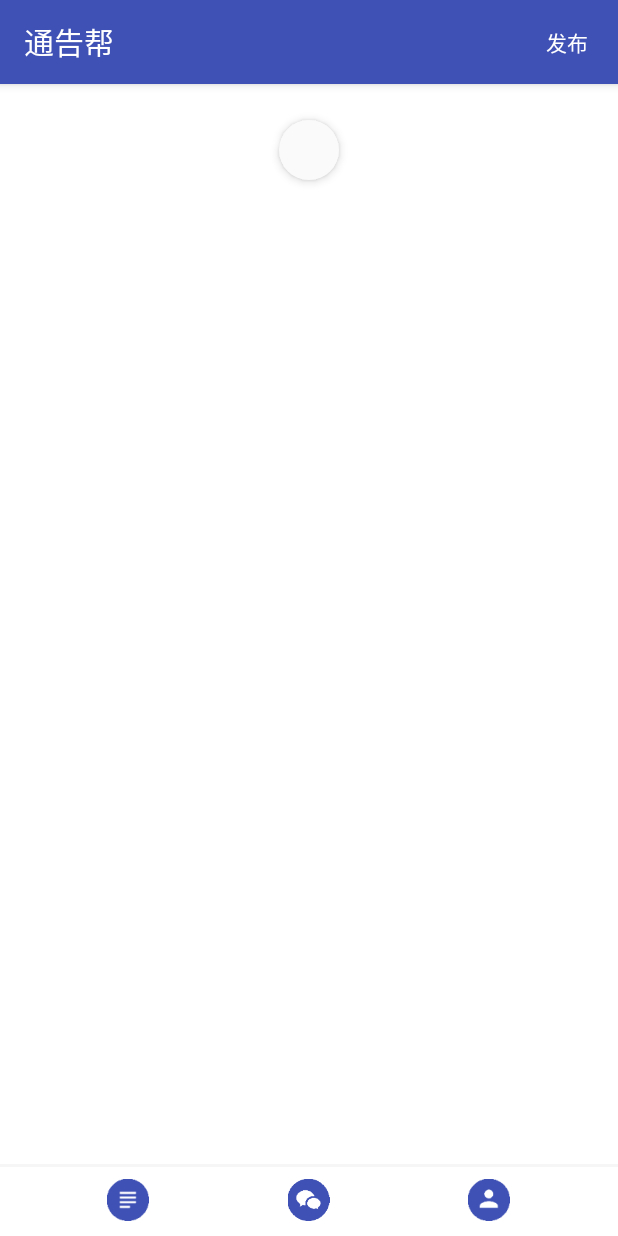
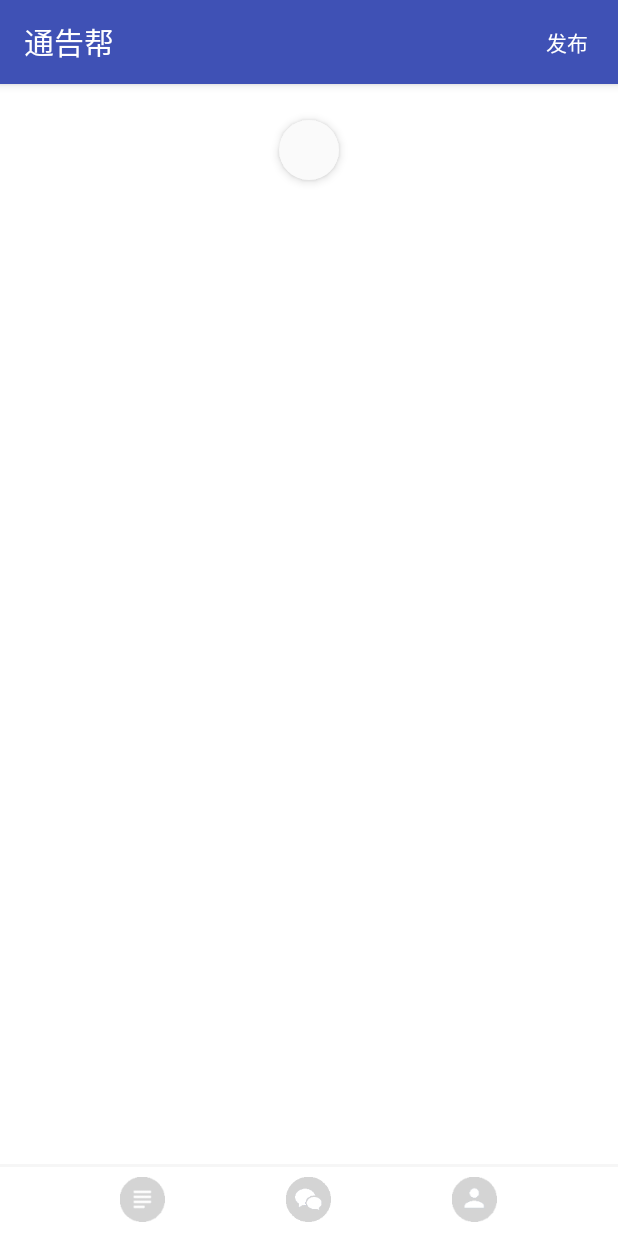
Before and after one commit to liuhaijin/TGBAndroidapp, an Android app: the screen it shows after launch (MainActivity), on a phone screen of 412 x 824 dp. Run offline under Robolectric (Android 15) with nearby library versions, the phone set to English and light mode, and no system bars; our stand-ins replace ButterKnife; 1 statement that could not run was skipped.

Commit message:
daily update

```diff
--- a/app/src/main/java/com/tgb/activiys/MainActivity.java
+++ b/app/src/main/java/com/tgb/activiys/MainActivity.java
@@ -1,18 +1,15 @@
 package com.tgb.activiys;
 
-import android.app.ProgressDialog;
-import android.content.Intent;
 import android.os.Bundle;
 import android.os.Handler;
 import android.os.Message;
-import android.provider.Settings;
 import android.support.v4.widget.SwipeRefreshLayout;
 import android.support.v7.widget.LinearLayoutManager;
 import android.support.v7.widget.RecyclerView;
 import android.support.v7.widget.Toolbar;
 import android.util.Log;
 import android.view.View;
-import android.widget.TextView;
+import android.widget.RadioButton;
 
 import com.google.gson.Gson;
 import com.google.gson.GsonBuilder;
@@ -21,14 +18,10 @@ import com.tgb.adapter.RecyclerViewAdapter;
 import com.tgb.app.AppProfile;
 import com.tgb.base.BaseActivity;
 import com.tgb.model.Notice;
-import com.tgb.service.ConnectService;
 import com.tgb.service.NoticeService;
 
 import java.util.ArrayList;
-import java.util.Date;
-import java.util.HashMap;
 import java.util.List;
-import java.util.Map;
 import java.util.concurrent.TimeUnit;
 
 import butterknife.ButterKnife;
@@ -47,6 +40,12 @@ public class MainActivity extends BaseActivity {
     RecyclerView recyclerView;
     @InjectView(R.id.SwipeRefreshLayout)
     SwipeRefreshLayout swipeRefreshLayout;
+    @InjectView(R.id.rb_notice)
+    RadioButton rb_notice;
+    @InjectView(R.id.rb_chat)
+    RadioButton rb_chat;
+    @InjectView(R.id.rb_me)
+    RadioButton rb_me;
 
     boolean isLoading;
     private List<Notice> data = new ArrayList<Notice>();
@@ -57,7 +56,7 @@ public class MainActivity extends BaseActivity {
     @Override
     public void onCreate(Bundle savedInstanceState) {
         super.onCreate(savedInstanceState);
-        setContentView(R.layout.activity_notice);
+        setContentView(R.layout.activity_main);
         ButterKnife.inject(this);
         initView();
         initData();
@@ -133,6 +132,9 @@ public class MainActivity extends BaseActivity {
 
             }
         });
+        rb_notice.setOnClickListener(new TabBarButton_Click());
+        rb_chat.setOnClickListener(new TabBarButton_Click());
+        rb_me.setOnClickListener(new TabBarButton_Click());
     }
 
 
@@ -166,6 +168,15 @@ public class MainActivity extends BaseActivity {
 
 //        String androidId = Settings.Secure.getString(this.getContentResolver(), Settings.Secure.ANDROID_ID);
 //        Log.i("androidId", androidId);
+    }
+
+    private class TabBarButton_Click implements View.OnClickListener {
+
+        @Override
+        public void onClick(View v) {
+            String tag = v.getTag().toString();
+            Log.i("TabBarButton_Click", tag);
+        }
     }
 
     public Handler handler = new Handler(){
--- /dev/null
+++ b/app/src/main/java/com/tgb/fragment/NoticeFragment.java
@@ -0,0 +1,12 @@
+package com.tgb.fragment;
+
+
+import android.support.v4.app.Fragment;
+
+/**
+ * Created by lenovo on 2017/4/17.
+ */
+
+public class NoticeFragment extends Fragment {
+
+}
--- /dev/null
+++ b/app/src/main/res/drawable/tab_chat_selector.xml
@@ -0,0 +1,5 @@
+<?xml version="1.0" encoding="utf-8"?>
+<selector xmlns:android="http://schemas.android.com/apk/res/android">
+    <item android:state_checked="true" android:drawable="@mipmap/ic_chat_light" ></item>
+    <item android:drawable="@mipmap/ic_chat_dark"/>
+</selector>
--- /dev/null
+++ b/app/src/main/res/drawable/tab_me_selector.xml
@@ -0,0 +1,5 @@
+<?xml version="1.0" encoding="utf-8"?>
+<selector xmlns:android="http://schemas.android.com/apk/res/android">
+    <item android:state_checked="true" android:drawable="@mipmap/ic_me_light" ></item>
+    <item android:drawable="@mipmap/ic_me_dark"/>
+</selector>
--- /dev/null
+++ b/app/src/main/res/drawable/tab_notice_selector.xml
@@ -0,0 +1,5 @@
+<?xml version="1.0" encoding="utf-8"?>
+<selector xmlns:android="http://schemas.android.com/apk/res/android">
+    <item android:state_checked="true" android:drawable="@mipmap/ic_notice_light" ></item>
+    <item android:drawable="@mipmap/ic_notice_dark"/>
+</selector>
--- a/app/src/main/res/layout/activity_main.xml
+++ b/app/src/main/res/layout/activity_main.xml
@@ -1,17 +1,137 @@
 <?xml version="1.0" encoding="utf-8"?>
-<RelativeLayout xmlns:android="http://schemas.android.com/apk/res/android"
-    xmlns:tools="http://schemas.android.com/tools"
-    android:id="@+id/activity_main"
+<android.support.design.widget.CoordinatorLayout xmlns:android="http://schemas.android.com/apk/res/android"
+    xmlns:app="http://schemas.android.com/apk/res-auto"
     android:layout_width="match_parent"
     android:layout_height="match_parent"
-    android:paddingBottom="@dimen/activity_vertical_margin"
-    android:paddingLeft="@dimen/activity_horizontal_margin"
-    android:paddingRight="@dimen/activity_horizontal_margin"
-    android:paddingTop="@dimen/activity_vertical_margin"
-    tools:context="com.tgb.activiys.MainActivity">
+    android:background="@android:color/white"
+    android:orientation="vertical"
+   >
 
-    <TextView
-        android:layout_width="wrap_content"
-        android:layout_height="wrap_content"
-        android:text="在这里编写通告列表，用我给你的GitHub资源" />
-</RelativeLayout>
+    <include layout="@layout/toolbar" />
+
+    <android.support.v4.widget.SwipeRefreshLayout
+        android:id="@+id/SwipeRefreshLayout"
+        android:layout_width="match_parent"
+        android:layout_height="match_parent"
+        app:layout_behavior="@string/appbar_scrolling_view_behavior">
+
+        <android.support.v7.widget.RecyclerView
+            android:id="@+id/recyclerView"
+            android:layout_width="match_parent"
+            android:layout_height="match_parent"
+            android:scrollbars="vertical">
+
+        </android.support.v7.widget.RecyclerView>
+
+    </android.support.v4.widget.SwipeRefreshLayout>
+
+    <RelativeLayout
+        android:layout_width="match_parent"
+        android:layout_height="48dp"
+        android:layout_gravity="bottom"
+        app:layout_behavior="com.tgb.widget.TabBehavior"
+        android:background="@color/white">
+
+        <View
+            android:layout_width="match_parent"
+            android:layout_height="2dp"
+            android:background="#88eeeeee"/>
+
+        <RadioGroup
+            android:layout_width="match_parent"
+            android:layout_height="wrap_content"
+            android:layout_centerInParent="true"
+            android:gravity="center"
+            android:orientation="horizontal">
+
+            <View
+                android:layout_width="0dp"
+                android:layout_height="match_parent"
+                android:layout_weight="1"/>
+            <RadioButton
+                android:id="@+id/rb_notice"
+                android:tag="notice"
+                android:layout_width="30dp"
+                android:layout_height="30dp"
+                android:layout_alignParentStart="true"
+                android:layout_centerVertical="true"
+                android:background="@drawable/tab_notice_selector"
+                android:button="@null"/>
+            <View
+                android:layout_width="0dp"
+                android:layout_height="match_parent"
+                android:layout_weight="1"/>
+            <RadioButton
+                android:id="@+id/rb_chat"
+                android:tag="chat"
+                android:layout_width="30dp"
+                android:layout_height="30dp"
+                android:layout_centerInParent="true"
+                android:background="@drawable/tab_chat_selector"
+                android:button="@null"/>
+            <View
+                android:layout_width="0dp"
+                android:layout_height="match_parent"
+                android:layout_weight="1"/>
+            <RadioButton
+                android:id="@+id/rb_me"
+                android:tag="me"
+                android:layout_width="30dp"
+                android:layout_height="30dp"
+                android:layout_alignParentEnd="true"
+                android:layout_centerVertical="true"
+                android:background="@drawable/tab_me_selector"
+                android:button="@null"/>
+            <View
+                android:layout_width="0dp"
+                android:layout_height="match_parent"
+                android:layout_weight="1"/>
+
+        </RadioGroup>
+
+        <!--<LinearLayout-->
+            <!--android:layout_width="match_parent"-->
+            <!--android:layout_height="wrap_content"-->
+            <!--android:orientation="horizontal">-->
+            <!--<View-->
+                <!--android:layout_width="0dp"-->
+                <!--android:layout_height="match_parent"-->
+                <!--android:layout_weight="1"/>-->
+            <!--<ImageView-->
+                <!--android:layout_width="wrap_content"-->
+                <!--android:layout_height="wrap_content"-->
+                <!--android:layout_margin="10dp"-->
+                <!--android:layout_alignParentStart="true"-->
+                <!--android:layout_centerVertical="true"-->
+                <!--android:src="@mipmap/ic_notice_light"/>-->
+            <!--<View-->
+                <!--android:layout_width="0dp"-->
+                <!--android:layout_height="match_parent"-->
+                <!--android:layout_weight="1"/>-->
+            <!--<ImageView-->
+                <!--android:layout_width="wrap_content"-->
+                <!--android:layout_height="wrap_content"-->
+                <!--android:layout_centerInParent="true"-->
+                <!--android:layout_margin="10dp"-->
+                <!--android:src="@mipmap/ic_chat_light"/>-->
+            <!--<View-->
+                <!--android:layout_width="0dp"-->
+                <!--android:layout_height="match_parent"-->
+                <!--android:layout_weight="1"/>-->
+            <!--<ImageView-->
+                <!--android:layout_width="wrap_content"-->
+                <!--android:layout_height="wrap_content"-->
+                <!--android:layout_alignParentEnd="true"-->
+                <!--android:layout_centerVertical="true"-->
+                <!--android:layout_margin="10dp"-->
+                <!--android:src="@mipmap/ic_me_light"/>-->
+            <!--<View-->
+                <!--android:layout_width="0dp"-->
+                <!--android:layout_height="match_parent"-->
+                <!--android:layout_weight="1"/>-->
+        <!--</LinearLayout>-->
+
+    </RelativeLayout>
+
+
+</android.support.design.widget.CoordinatorLayout>
--- a/app/src/main/res/layout/activity_notice.xml
+++ /dev/null
@@ -1,85 +0,0 @@
-<?xml version="1.0" encoding="utf-8"?>
-<android.support.design.widget.CoordinatorLayout xmlns:android="http://schemas.android.com/apk/res/android"
-    xmlns:app="http://schemas.android.com/apk/res-auto"
-    android:layout_width="match_parent"
-    android:layout_height="match_parent"
-    android:background="@android:color/white"
-    android:orientation="vertical"
-   >
-
-    <include layout="@layout/toolbar" />
-
-    <android.support.v4.widget.SwipeRefreshLayout
-        android:id="@+id/SwipeRefreshLayout"
-        android:layout_width="match_parent"
-        android:layout_height="match_parent"
-        app:layout_behavior="@string/appbar_scrolling_view_behavior">
-
-        <android.support.v7.widget.RecyclerView
-            android:id="@+id/recyclerView"
-            android:layout_width="match_parent"
-            android:layout_height="match_parent"
-            android:scrollbars="vertical">
-
-        </android.support.v7.widget.RecyclerView>
-
-    </android.support.v4.widget.SwipeRefreshLayout>
-
-    <RelativeLayout
-        android:layout_width="match_parent"
-        android:layout_height="48dp"
-        android:layout_gravity="bottom"
-        app:layout_behavior="com.tgb.widget.TabBehavior"
-        android:background="@color/white">
-
-        <View
-            android:layout_width="match_parent"
-            android:layout_height="2dp"
-            android:background="#88eeeeee"/>
-
-        <LinearLayout
-            android:layout_width="match_parent"
-            android:layout_height="wrap_content"
-            android:orientation="horizontal">
-            <View
-                android:layout_width="0dp"
-                android:layout_height="match_parent"
-                android:layout_weight="1"/>
-            <ImageView
-                android:layout_width="wrap_content"
-                android:layout_height="wrap_content"
-                android:layout_margin="10dp"
-                android:layout_alignParentStart="true"
-                android:layout_centerVertical="true"
-                android:src="@mipmap/ic_notice_light"/>
-            <View
-                android:layout_width="0dp"
-                android:layout_height="match_parent"
-                android:layout_weight="1"/>
-            <ImageView
-                android:layout_width="wrap_content"
-                android:layout_height="wrap_content"
-                android:layout_centerInParent="true"
-                android:layout_margin="10dp"
-                android:src="@mipmap/ic_chat_light"/>
-            <View
-                android:layout_width="0dp"
-                android:layout_height="match_parent"
-                android:layout_weight="1"/>
-            <ImageView
-                android:layout_width="wrap_content"
-                android:layout_height="wrap_content"
-                android:layout_alignParentEnd="true"
-                android:layout_centerVertical="true"
-                android:layout_margin="10dp"
-                android:src="@mipmap/ic_me_light"/>
-            <View
-                android:layout_width="0dp"
-                android:layout_height="match_parent"
-                android:layout_weight="1"/>
-        </LinearLayout>
-
-    </RelativeLayout>
-
-
-</android.support.design.widget.CoordinatorLayout>
--- /dev/null
+++ b/app/src/main/res/layout/fragment_notice.xml
@@ -0,0 +1,17 @@
+<?xml version="1.0" encoding="utf-8"?>
+<android.support.v4.widget.SwipeRefreshLayout
+    android:layout_width="match_parent"
+    android:layout_height="match_parent"
+    app:layout_behavior="@string/appbar_scrolling_view_behavior"
+    xmlns:android="http://schemas.android.com/apk/res/android"
+    xmlns:app="http://schemas.android.com/apk/res-auto">
+
+    <android.support.v7.widget.RecyclerView
+        android:id="@+id/recyclerView"
+        android:layout_width="match_parent"
+        android:layout_height="match_parent"
+        android:scrollbars="vertical">
+
+    </android.support.v7.widget.RecyclerView>
+
+</android.support.v4.widget.SwipeRefreshLayout>
```
